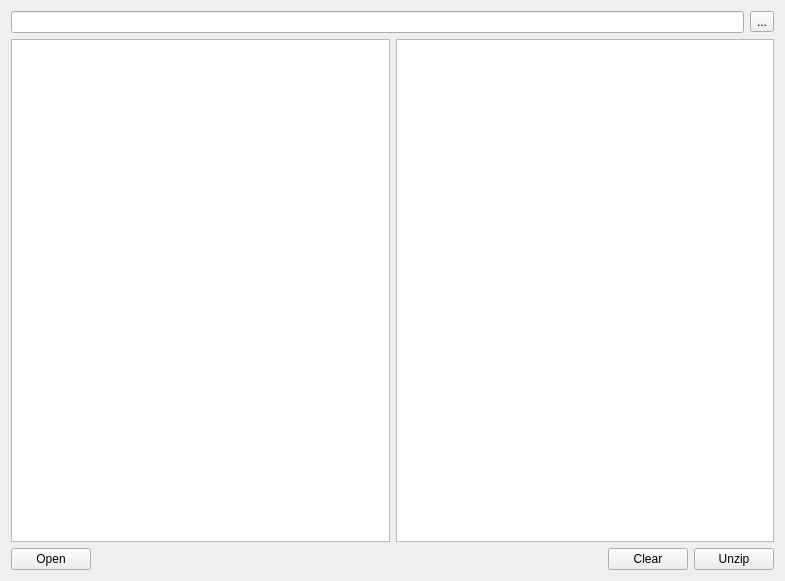
Qt form unzip_wrapper/ui/unzip_main.ui (olk90/pyToolbox) before a commit.
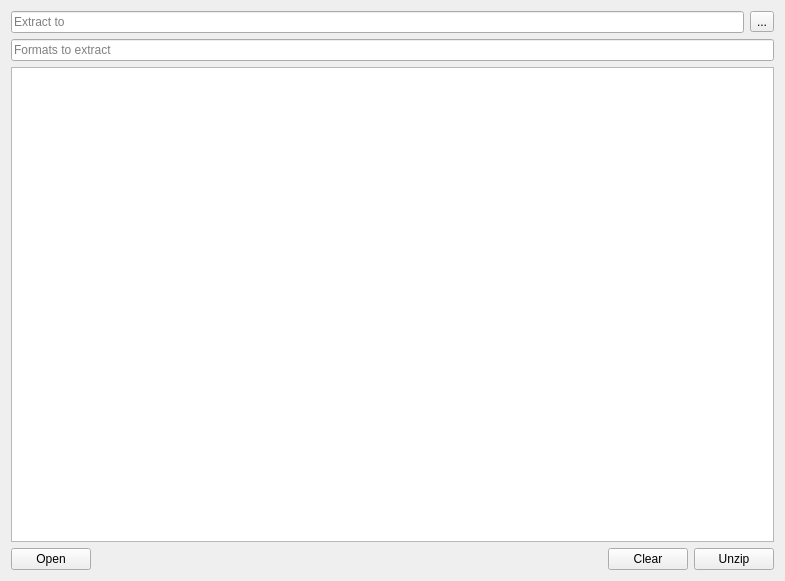
The same form after that commit.

Commit message: implemented drop target list view

The edit to the form file:
```diff
--- a/unzip_wrapper/ui/unzip_main.ui
+++ b/unzip_wrapper/ui/unzip_main.ui
@@ -19,7 +19,11 @@
      <item>
       <layout class="QHBoxLayout" name="tp_layout">
        <item>
-        <widget class="QLineEdit" name="tp_edit"/>
+        <widget class="QLineEdit" name="tp_edit">
+         <property name="placeholderText">
+          <string>Extract to</string>
+         </property>
+        </widget>
        </item>
        <item>
         <widget class="QToolButton" name="tp_button">
@@ -30,6 +34,13 @@
        </item>
       </layout>
      </item>
+     <item>
+      <widget class="QLineEdit" name="format_edit">
+       <property name="placeholderText">
+        <string>Formats to extract</string>
+       </property>
+      </widget>
+     </item>
     </layout>
    </item>
    <item>
@@ -47,9 +58,6 @@
        </property>
       </widget>
      </item>
-     <item>
-      <widget class="QListView" name="lv"/>
-     </item>
     </layout>
    </item>
    <item>
```
Left out of the diff: 19 changed lines with no effect on the pictures. The commit also changes 2 other files.
